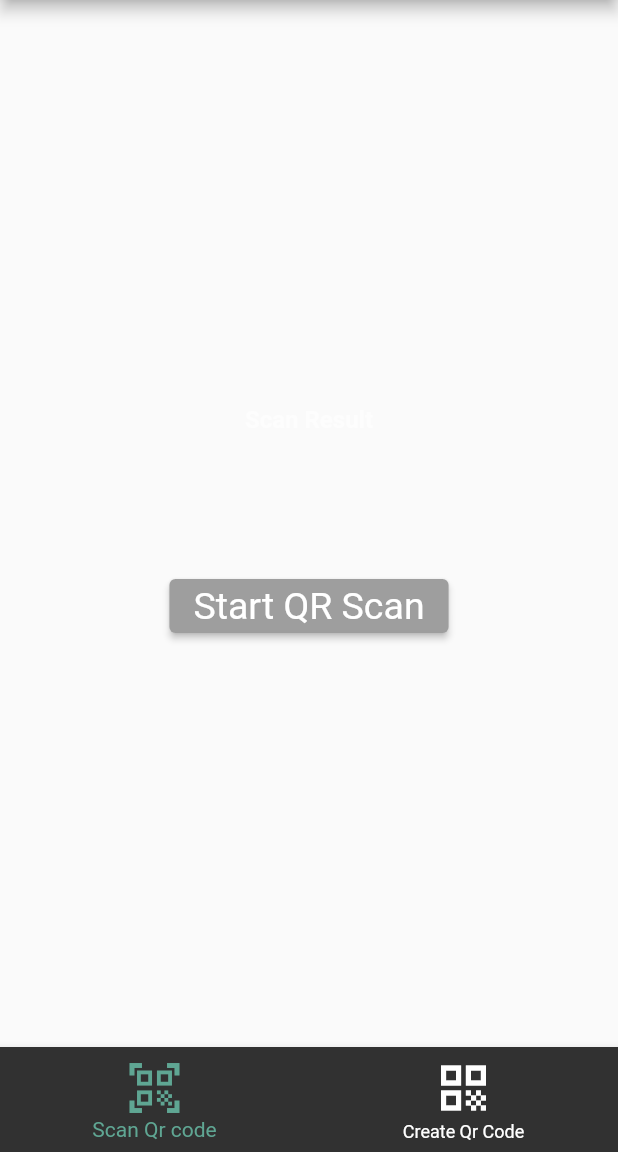
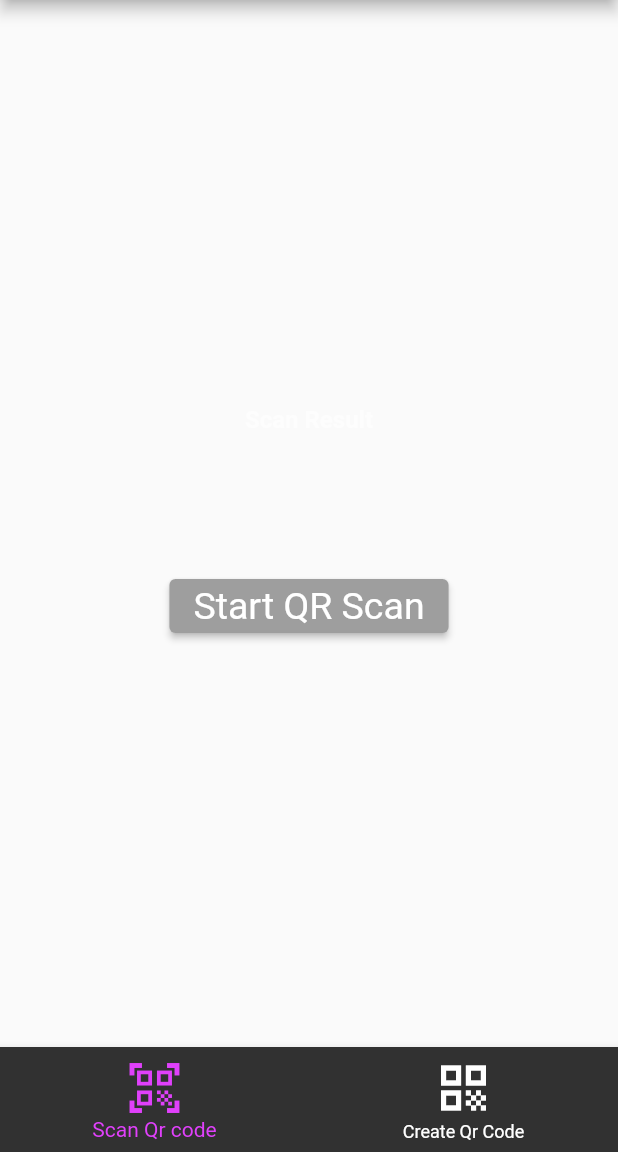
Before and after one commit to gulsenkeskin/qr_code_scanner, a Flutter app: the screen it shows after launch, on a phone screen of 412 x 824 dp, the part 84-1236 px from its top. Run offline on Flutter 3.47's test engine with Material 2 defaults, Android fonts, the phone set to English and light mode, and no system bars; missing offline and left inert: flutter_barcode_scanner.

Commit message:
Update bar_code_screen.dart

```diff
--- a/lib/screens/bar_code_screen.dart
+++ b/lib/screens/bar_code_screen.dart
@@ -46,7 +46,7 @@ class _BarCodeScreenState extends State<BarCodeScreen> {
           type: BottomNavigationBarType.fixed,
           currentIndex: _selectedIndex,
           unselectedItemColor: Colors.white,
-          selectedItemColor: const Color(0XFF5fa693),
+          selectedItemColor:Colors.purpleAccent,
           iconSize: 40,
           onTap: _onItemTapped,
           elevation: 5),
```
